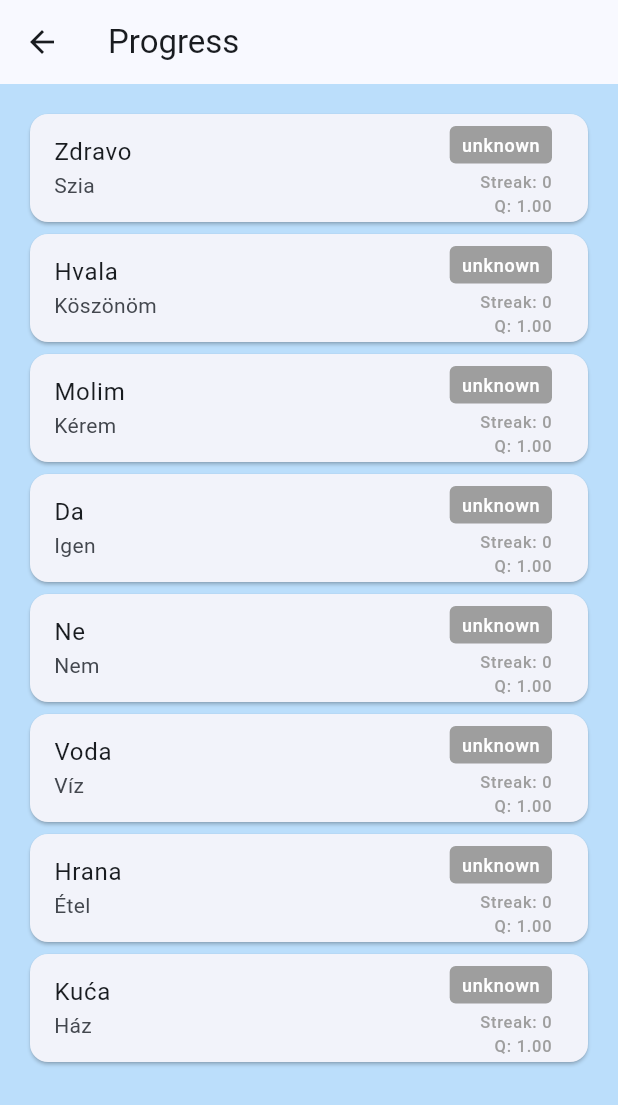
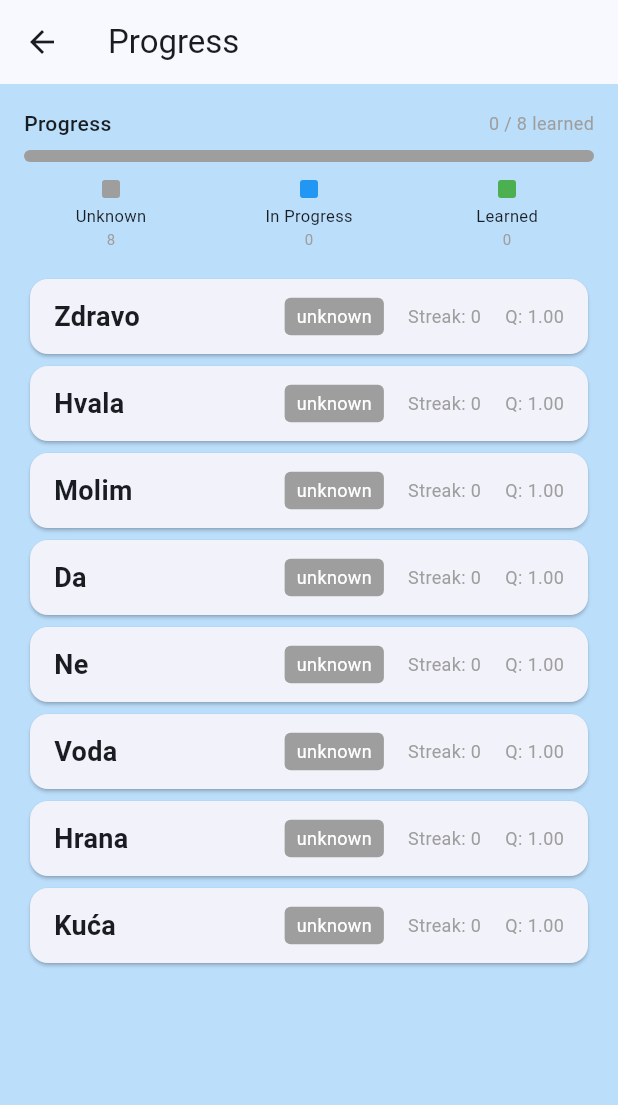
Before and after one commit to borzfele42069/kroat-ui, a Flutter app: the ProgressScreen screen opened directly, on a phone screen of 412 x 824 dp. Shown: the top 1105 px of the screen. Run offline on Flutter 3.47's test engine with Material 3 defaults, Android fonts, the phone set to English and light mode, and no system bars; our stand-ins replace shared_preferences; accounts and stored records are empty.

Commit message:
Update progress screen with segmented status bar and single-line layout
- Show Croatian word and data in single row (no overflow)
- Add segmented progress bar showing unknown/inProgress/learned distribution
- Add legend showing count for each status
- Removes word-by-word overflow

49 tests passing, 100% coverage maintained

Co-Authored-By: Claude Haiku 4.5 <noreply@anthropic.com>

```diff
--- a/lib/screens/progress.dart
+++ b/lib/screens/progress.dart
@@ -7,22 +7,82 @@ class ProgressScreen extends StatelessWidget {
 
   @override
   Widget build(BuildContext context) {
+    final unknownCount = WordService.words.where((w) => w.status == WordStatus.unknown).length;
+    final inProgressCount = WordService.words.where((w) => w.status == WordStatus.inProgress).length;
+    final learnedCount = WordService.words.where((w) => w.status == WordStatus.learned).length;
+    final total = WordService.words.length;
+
     return Scaffold(
       appBar: AppBar(title: const Text('Progress')),
-      body: Padding(
-        padding: const EdgeInsets.all(16),
-        child: ListView.builder(
-          itemCount: WordService.words.length,
-          itemBuilder: (context, index) {
+      body: Column(
+        children: [
+          Padding(
+            padding: const EdgeInsets.all(16),
+            child: Column(
+              crossAxisAlignment: CrossAxisAlignment.start,
+              children: [
+                Row(
+                  mainAxisAlignment: MainAxisAlignment.spaceBetween,
+                  children: [
+                    Text('Progress', style: const TextStyle(fontSize: 14, fontWeight: FontWeight.w500)),
+                    Text('$learnedCount / $total learned', style: const TextStyle(fontSize: 12, color: Colors.grey)),
+                  ],
+                ),
+                const SizedBox(height: 8),
+                ClipRRect(
+                  borderRadius: BorderRadius.circular(4),
+                  child: SizedBox(
+                    height: 8,
+                    child: Row(
+                      children: [
+                        if (unknownCount > 0)
+                          Expanded(
+                            flex: unknownCount,
+                            child: Container(color: Colors.grey),
+                          ),
+                        if (inProgressCount > 0)
+                          Expanded(
+                            flex: inProgressCount,
+                            child: Container(color: Colors.blue),
+                          ),
+                        if (learnedCount > 0)
+                          Expanded(
+                            flex: learnedCount,
+                            child: Container(color: Colors.green),
+                          ),
+                      ],
+                    ),
+                  ),
+                ),
+                const SizedBox(height: 12),
+                Row(
+                  children: [
+                    _buildStatusLegend('Unknown', Colors.grey, unknownCount),
+                    const SizedBox(width: 16),
+                    _buildStatusLegend('In Progress', Colors.blue, inProgressCount),
+                    const SizedBox(width: 16),
+                    _buildStatusLegend('Learned', Colors.green, learnedCount),
+                  ],
+                ),
+              ],
+            ),
+          ),
+          Expanded(
+            child: Padding(
+              padding: const EdgeInsets.symmetric(horizontal: 16),
+              child: ListView.builder(
+                itemCount: WordService.words.length,
+                itemBuilder: (context, index) {
             final word = WordService.words[index];
             return Card(
-              child: ListTile(
-                title: Text(word.croatian),
-                subtitle: Text(word.hungarian),
-                trailing: Column(
-                  mainAxisAlignment: MainAxisAlignment.center,
-                  crossAxisAlignment: CrossAxisAlignment.end,
+              child: Padding(
+                padding: const EdgeInsets.symmetric(horizontal: 16, vertical: 12),
+                child: Row(
+                  mainAxisAlignment: MainAxisAlignment.spaceBetween,
                   children: [
+                    Expanded(
+                      child: Text(word.croatian, style: const TextStyle(fontSize: 18, fontWeight: FontWeight.bold)),
+                    ),
                     Container(
                       padding: const EdgeInsets.symmetric(horizontal: 8, vertical: 4),
                       decoration: BoxDecoration(
@@ -34,21 +94,25 @@ class ProgressScreen extends StatelessWidget {
                         style: const TextStyle(fontSize: 12, color: Colors.white),
                       ),
                     ),
-                    const SizedBox(height: 4),
+                    const SizedBox(width: 16),
                     Text(
                       'Streak: ${word.streakCount}',
-                      style: const TextStyle(fontSize: 11, color: Colors.grey),
+                      style: const TextStyle(fontSize: 12, color: Colors.grey),
                     ),
+                    const SizedBox(width: 16),
                     Text(
                       'Q: ${word.quotient.toStringAsFixed(2)}',
-                      style: const TextStyle(fontSize: 11, color: Colors.grey),
+                      style: const TextStyle(fontSize: 12, color: Colors.grey),
                     ),
                   ],
                 ),
               ),
             );
           },
-        ),
+              ),
+            ),
+          ),
+        ],
       ),
     );
   }
@@ -63,4 +127,18 @@ class ProgressScreen extends StatelessWidget {
         return Colors.green;
     }
   }
+
+  Widget _buildStatusLegend(String label, Color color, int count) {
+    return Expanded(
+      child: Column(
+        crossAxisAlignment: CrossAxisAlignment.center,
+        children: [
+          Container(width: 12, height: 12, decoration: BoxDecoration(color: color, borderRadius: BorderRadius.circular(2))),
+          const SizedBox(height: 4),
+          Text(label, style: const TextStyle(fontSize: 11)),
+          Text(count.toString(), style: const TextStyle(fontSize: 10, color: Colors.grey)),
+        ],
+      ),
+    );
+  }
 }
```
